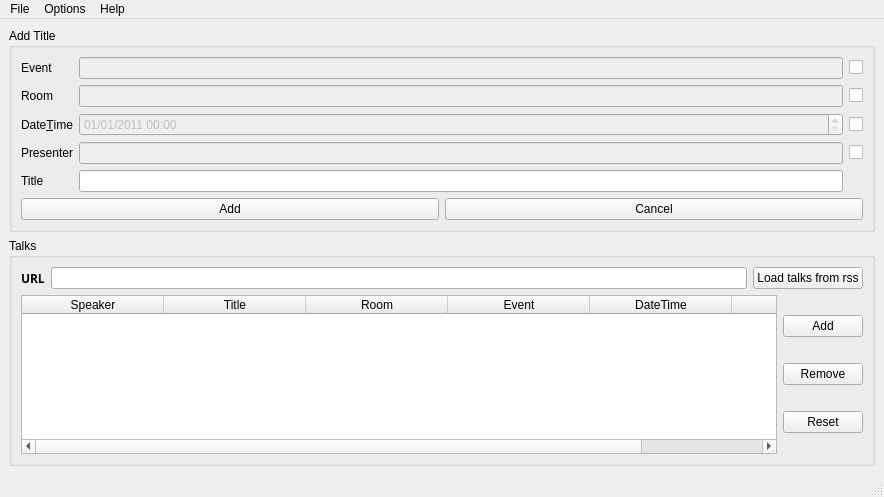
The window that src/freeseer/frontend/talkeditor/forms/talkeditor_ui_qt.ui (Freeseer/freeseer) describes before a commit, drawn with Qt 5.
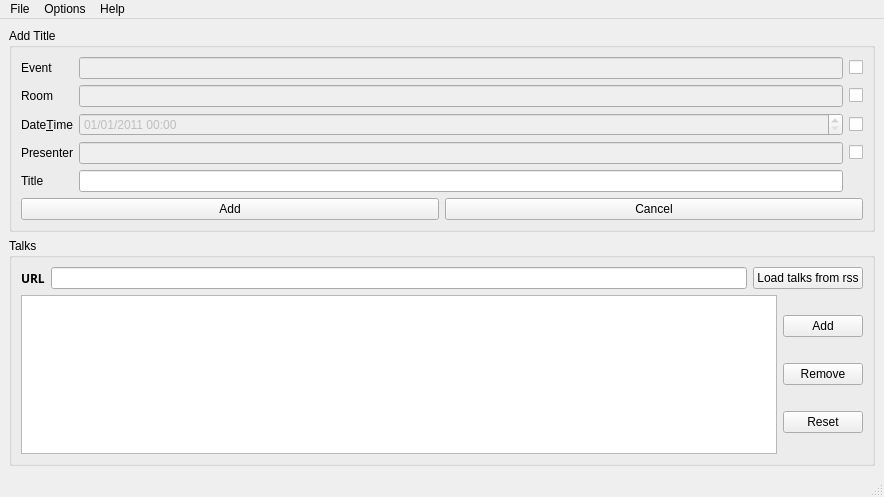
The same window after the commit. Icons and pictures are not drawn.

Commit message: Improved the TalkEditor to use the QSqlTableModel.

```diff
--- a/src/freeseer/frontend/talkeditor/forms/talkeditor_ui_qt.ui
+++ b/src/freeseer/frontend/talkeditor/forms/talkeditor_ui_qt.ui
@@ -222,7 +222,7 @@
        <item>
         <layout class="QHBoxLayout" name="horizontalLayout_2">
          <item>
-          <widget class="QTableWidget" name="editTable">
+          <widget class="QTableView" name="editTable">
            <property name="focusPolicy">
             <enum>Qt::NoFocus</enum>
            </property>
@@ -247,70 +247,6 @@
            <property name="cornerButtonEnabled">
             <bool>false</bool>
            </property>
-           <property name="rowCount">
-            <number>0</number>
-           </property>
-           <property name="columnCount">
-            <number>6</number>
-           </property>
-           <attribute name="horizontalHeaderCascadingSectionResizes">
-            <bool>true</bool>
-           </attribute>
-           <attribute name="horizontalHeaderDefaultSectionSize">
-            <number>142</number>
-           </attribute>
-           <attribute name="horizontalHeaderStretchLastSection">
-            <bool>true</bool>
-           </attribute>
-           <attribute name="verticalHeaderVisible">
-            <bool>false</bool>
-           </attribute>
-           <attribute name="verticalHeaderCascadingSectionResizes">
-            <bool>true</bool>
-           </attribute>
-           <attribute name="verticalHeaderShowSortIndicator" stdset="0">
-            <bool>true</bool>
-           </attribute>
-           <attribute name="verticalHeaderStretchLastSection">
-            <bool>true</bool>
-           </attribute>
-           <column>
-            <property name="text">
-             <string notr="true">Speaker</string>
-            </property>
-            <property name="background">
-             <color>
-              <red>0</red>
-              <green>0</green>
-              <blue>0</blue>
-             </color>
-            </property>
-           </column>
-           <column>
-            <property name="text">
-             <string>Title</string>
-            </property>
-           </column>
-           <column>
-            <property name="text">
-             <string>Room</string>
-            </property>
-           </column>
-           <column>
-            <property name="text">
-             <string>Event</string>
-            </property>
-           </column>
-           <column>
-            <property name="text">
-             <string>DateTime</string>
-            </property>
-           </column>
-           <column>
-            <property name="text">
-             <string notr="true">Id</string>
-            </property>
-           </column>
           </widget>
          </item>
          <item>
```
Left out of the diff: 2 changed lines with no effect on the pictures. The commit also changes 1 other file.
